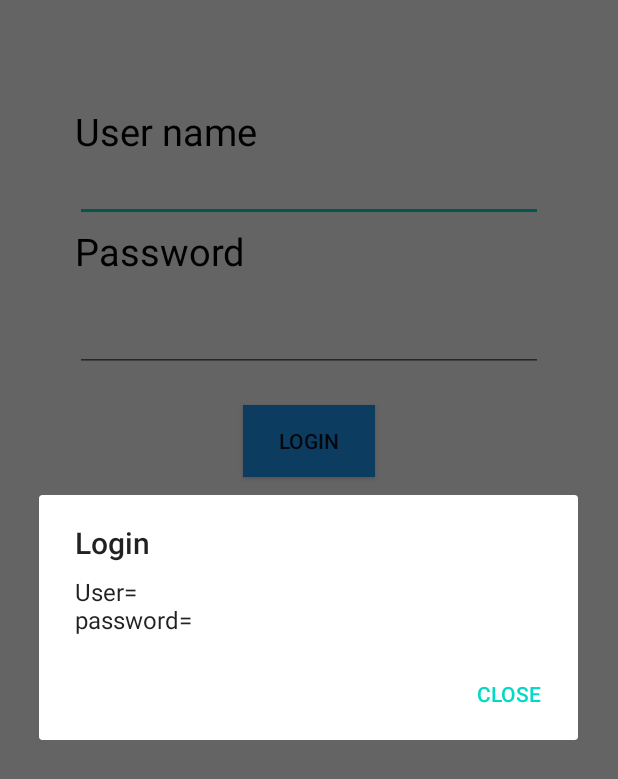
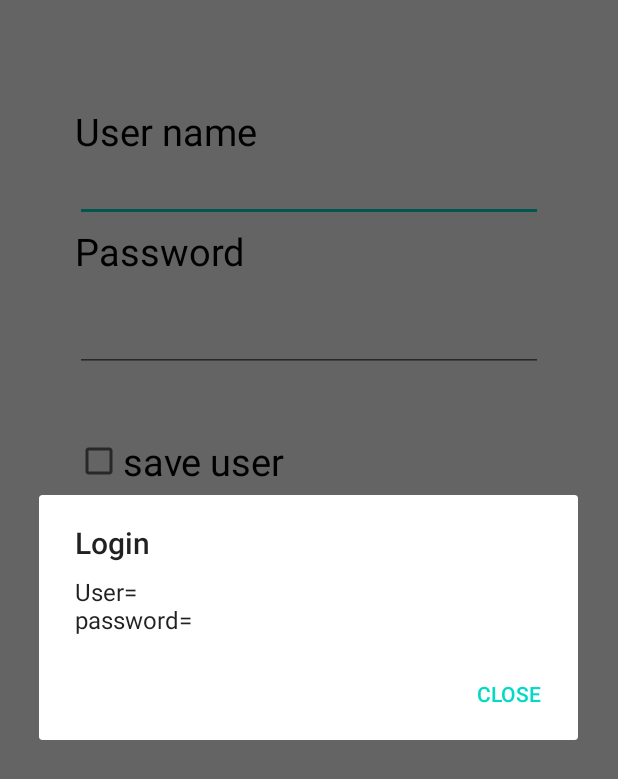
Before and after one commit to nguyenchien1912/AndroidKnowledge, an Android app: the Login screen opened directly, with no data from a screen before it, after a tap on "LOGIN", on a phone screen of 412 x 824 dp. Shown: the top 779 px of the screen. Run offline under Robolectric (Android 15) with nearby library versions, the phone set to English and light mode, and no system bars.

Commit message:
save and read of value before out

```diff
--- a/app/src/main/java/com/example/androidknowledge/NotificationWindow/Login.java
+++ b/app/src/main/java/com/example/androidknowledge/NotificationWindow/Login.java
@@ -1,9 +1,11 @@
 package com.example.androidknowledge.NotificationWindow;
 
 import android.content.DialogInterface;
+import android.content.SharedPreferences;
 import android.os.Bundle;
 import android.view.View;
 import android.widget.Button;
+import android.widget.CheckBox;
 import android.widget.EditText;
 
 import androidx.appcompat.app.AlertDialog;
@@ -12,7 +14,10 @@ import androidx.appcompat.app.AppCompatActivity;
 import com.example.androidknowledge.BaseActivity;
 import com.example.androidknowledge.R;
 
+import static com.example.androidknowledge.constant.SAVELOGIN;
+
 public class Login extends AppCompatActivity {
+    private CheckBox saveLogin;
     private static EditText user,password;
     private static Button login;
     @Override
@@ -20,9 +25,13 @@ public class Login extends AppCompatActivity {
         super.onCreate(savedInstanceState);
         setContentView(R.layout.login);
         findid();
+        TakeUser();
         login.setOnClickListener(new View.OnClickListener() {
             @Override
             public void onClick(View v) {
+
+                SaveLogin();
+
                 AlertDialog.Builder builder = new AlertDialog.Builder(Login.this);
                 builder.setTitle("Login");
                 builder.setMessage("User="+user.getText().toString()+'\n'
@@ -42,10 +51,40 @@ public class Login extends AppCompatActivity {
 
     }
 
+    private void TakeUser() {
+        SharedPreferences preferences = getSharedPreferences("my_login",MODE_PRIVATE);
+        boolean check = preferences.getBoolean("check_save",false);
+
+        if (check == true)
+        {
+            String userName = preferences.getString("user","");
+            String passName = preferences.getString("pass","");
+            user.setText(userName);
+            password.setText(passName);
+            saveLogin.setChecked(check);
+        }
+        else
+        {
+            user.setText("");
+            password.setText("");
+            saveLogin.setChecked(check);
+        }
+    }
+
+    private void SaveLogin() {
+        SharedPreferences preferences = getSharedPreferences("my_login",MODE_PRIVATE);
+        SharedPreferences.Editor editor = preferences.edit();
+        editor.putString("user",user.getText().toString());
+        editor.putString("pass",password.getText().toString());
+        editor.putBoolean("check_save",saveLogin.isChecked());
+        editor.commit();
+    }
+
     private void findid()
     {
         user = (EditText) findViewById(R.id.user);
         password = (EditText) findViewById(R.id.password);
         login = (Button) findViewById(R.id.login);
+        saveLogin = (CheckBox) findViewById(R.id.save_login);
     }
 }
--- a/app/src/main/java/com/example/androidknowledge/constant.java
+++ b/app/src/main/java/com/example/androidknowledge/constant.java
@@ -4,5 +4,6 @@ public class constant {
     public static final String SENDDATA = "danhba";
     public static final String RETURNDATA = "messege";
     public static final int RESULTCODE = 2020;
-    public static final int REQUESTCODE= 1912;
+    public static final int REQUESTCODE = 1912;
+    public static final int SAVELOGIN = 2810;
 }
--- a/app/src/main/res/layout/login.xml
+++ b/app/src/main/res/layout/login.xml
@@ -40,11 +40,21 @@
         android:layout_marginRight="50dp"
         android:layout_width="match_parent"
         android:layout_height="wrap_content"/>
+    <CheckBox
+        android:id="@+id/save_login"
+        android:layout_marginTop="290dp"
+        android:text="save user "
+        android:textSize="25sp"
+        android:layout_marginLeft="100dp"
+        android:textColorHint="#2196F3"
+        android:layout_centerHorizontal="true"
+        android:layout_width="match_parent"
+        android:layout_height="wrap_content"/>
     <Button
         android:id="@+id/login"
         android:layout_centerHorizontal="true"
         android:text="login"
-        android:layout_marginTop="270dp"
+        android:layout_marginTop="370dp"
         android:layout_marginLeft="120dp"
         android:background="#2196F3"
         android:layout_width="wrap_content"
```
